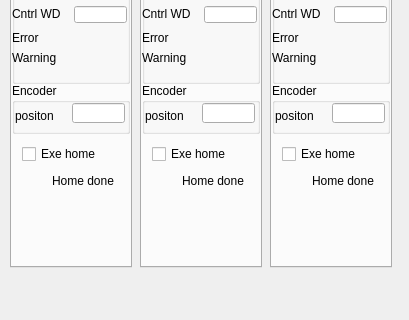
Before: the Qt Designer form qt/ecmcMCS2.ui in paulscherrerinstitute/ecmccfg, drawn with Qt 5; both pictures show x 0 to 409 and y 183 to 503 of the 409 by 503 pixel window.
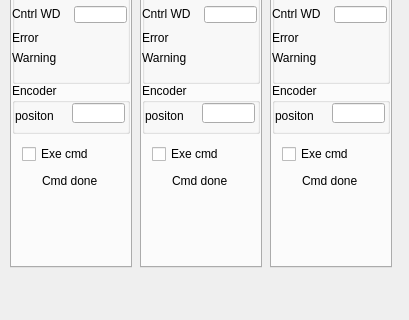
After: the same form once the commit is applied. Custom widgets are drawn as their Qt base class.

Patch:
```diff
--- a/qt/ecmcMCS2.ui
+++ b/qt/ecmcMCS2.ui
@@ -445,7 +445,7 @@
       </rect>
      </property>
      <property name="text">
-      <string>Exe home</string>
+      <string>Exe cmd</string>
      </property>
      <property name="channel" stdset="0">
       <string notr="true">$(IOC):m$(MasterID)s$(SlaveID)-Drv01-HmeExe</string>
@@ -481,14 +481,14 @@
     <widget class="QLabel" name="label">
      <property name="geometry">
       <rect>
-       <x>40</x>
+       <x>30</x>
        <y>290</y>
        <width>71</width>
        <height>16</height>
       </rect>
      </property>
      <property name="text">
-      <string>Home done</string>
+      <string>Cmd done</string>
      </property>
     </widget>
    </widget>
@@ -1018,7 +1018,7 @@
       </rect>
      </property>
      <property name="text">
-      <string>Exe home</string>
+      <string>Exe cmd</string>
      </property>
      <property name="channel" stdset="0">
       <string notr="true">$(IOC):m$(MasterID)s$(SlaveID)-Drv02-HmeExe</string>
@@ -1054,14 +1054,14 @@
     <widget class="QLabel" name="label_2">
      <property name="geometry">
       <rect>
-       <x>40</x>
+       <x>30</x>
        <y>290</y>
        <width>71</width>
        <height>16</height>
       </rect>
      </property>
      <property name="text">
-      <string>Home done</string>
+      <string>Cmd done</string>
      </property>
     </widget>
    </widget>
@@ -1588,7 +1588,7 @@
       </rect>
      </property>
      <property name="text">
-      <string>Exe home</string>
+      <string>Exe cmd</string>
      </property>
      <property name="channel" stdset="0">
       <string notr="true">$(IOC):m$(MasterID)s$(SlaveID)-Drv03-HmeExe</string>
@@ -1624,14 +1624,14 @@
     <widget class="QLabel" name="label_3">
      <property name="geometry">
       <rect>
-       <x>40</x>
+       <x>30</x>
        <y>290</y>
        <width>71</width>
        <height>16</height>
       </rect>
      </property>
      <property name="text">
-      <string>Home done</string>
+      <string>Cmd done</string>
      </property>
     </widget>
    </widget>
```
Left out of the diff: 12 changed lines with no effect on the pictures.
